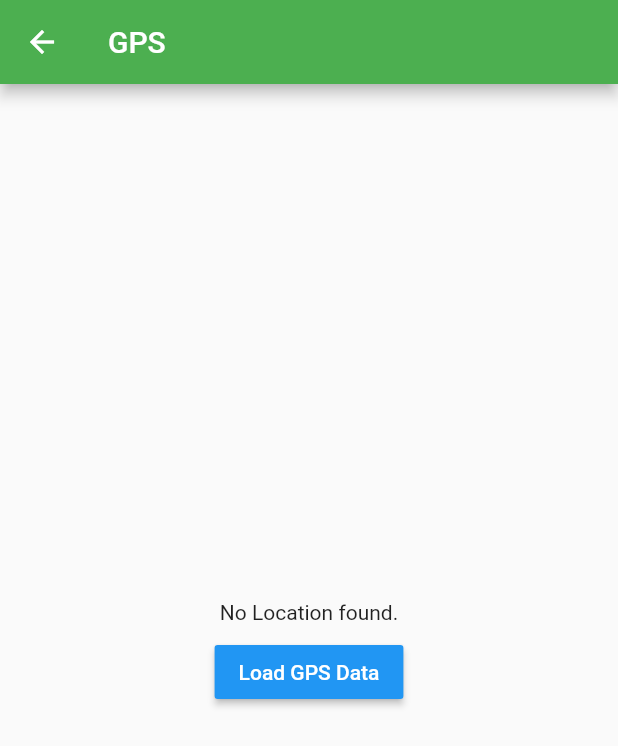
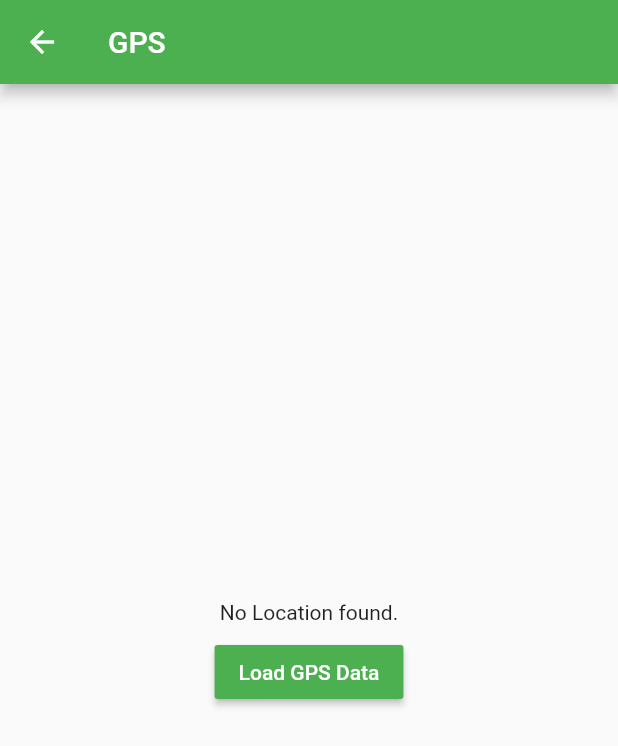
Before and after one commit to Meli-01/FlutterDemo, a Flutter app: the GpsPage screen opened directly, on a phone screen of 412 x 824 dp. Shown: the top 746 px of the screen. Run offline on Flutter 3.47's test engine with Material 2 defaults, Android fonts, the phone set to English and light mode, and no system bars; our stand-ins replace contacts_service, image_picker, location, permission_handler.

Commit message:
layout changes

```diff
--- a/lib/gps.dart
+++ b/lib/gps.dart
@@ -22,9 +22,9 @@ class _GpsPageState extends State<GpsPage> {
           children: <Widget>[
             userLocation == null
                 ? Text('No Location found.')
-                : Text("Location:" +
+                : Text("Latitude: " +
                 userLocation.latitude.toString() +
-                " " +
+                ", Longitude: " +
                 userLocation.longitude.toString()),
             Padding(
               padding: const EdgeInsets.all(8.0),
@@ -36,7 +36,7 @@ class _GpsPageState extends State<GpsPage> {
                     });
                   });
                 },
-                color: Colors.blue,
+                color: Colors.green,
                 child: Text(
                   "Load GPS Data",
                   style: TextStyle(color: Colors.white),
```
